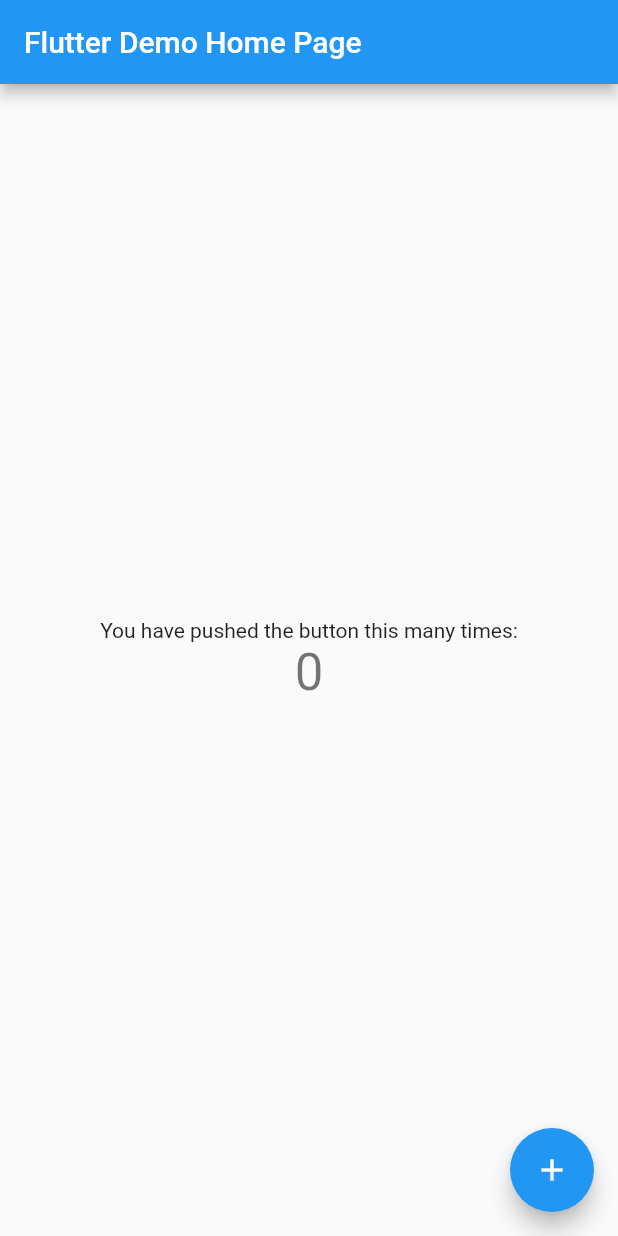
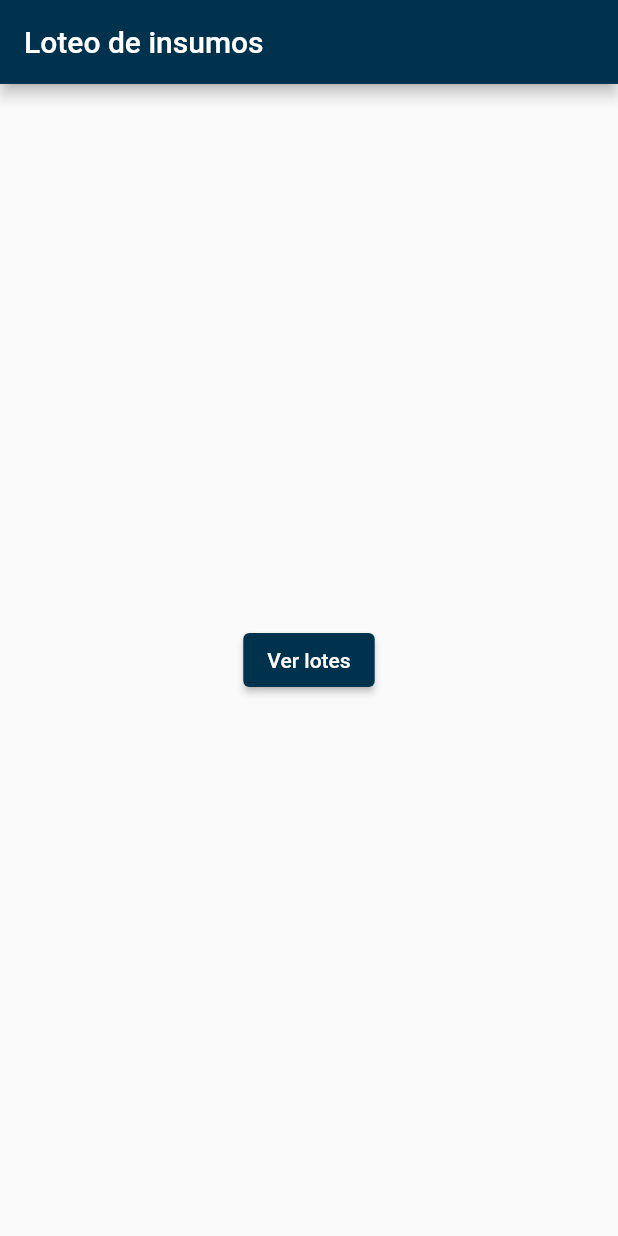
Before and after one commit to Daintz/SenaOnPrintingMovil, a Flutter app: the screen it shows after launch, on a phone screen of 412 x 824 dp. Run offline on Flutter 3.47's test engine with Material 2 defaults, Android fonts, the phone set to English and light mode, and no system bars.

Commit message:
feat: :sparkles: add mobile part of batch inputs
add mobile part of batch inputs

```diff
--- /dev/null
+++ b/lib/Pum.dart
@@ -0,0 +1,22 @@
+import 'package:flutter/material.dart';
+import 'Lotes.dart';
+
+
+class FirstPage extends StatelessWidget {
+  @override
+  Widget build(BuildContext context) {
+    return Scaffold(
+      appBar: AppBar(title: Text('Loteo de insumos')),
+      body: Center(
+        child: ElevatedButton(
+          onPressed: () {
+            Navigator.push(
+              context,
+              MaterialPageRoute(builder: (context) => Lotes()),
+            );
+          },
+          child: Text('Ver lotes'),
+        ),
+      ),
+    );
+  }}
--- a/lib/main.dart
+++ b/lib/main.dart
@@ -1,4 +1,22 @@
 import 'package:flutter/material.dart';
+import './Pum.dart';
+import './Lotes.dart';
+
+Map<int, Color> color =
+{
+  50:  const Color(0xff82def0),
+  100: Color(0xFF69BED8),
+  200: const Color(0xff5fafc7),
+  300: Color(0xFF4792AF),
+  400: const Color(0xff3e839e),
+  500: const Color(0xff205975),
+  600: const Color(0xff00324D),
+  700: Color(0xFF183E52),
+  800: Color(0xFF12394E),
+  900: const Color(0xff00324D),
+};
+
+MaterialColor customColor = MaterialColor(0xff00324D, color);
 
 void main() {
   runApp(const MyApp());
@@ -7,109 +25,16 @@ void main() {
 class MyApp extends StatelessWidget {
   const MyApp({super.key});
 
-  // This widget is the root of your application.
   @override
   Widget build(BuildContext context) {
     return MaterialApp(
+      home: FirstPage(),
       title: 'Flutter Demo',
       theme: ThemeData(
-        // This is the theme of your application.
-        //
-        // Try running your application with "flutter run". You'll see the
-        // application has a blue toolbar. Then, without quitting the app, try
-        // changing the primarySwatch below to Colors.green and then invoke
-        // "hot reload" (press "r" in the console where you ran "flutter run",
-        // or simply save your changes to "hot reload" in a Flutter IDE).
-        // Notice that the counter didn't reset back to zero; the application
-        // is not restarted.
-        primarySwatch: Colors.blue,
+        primarySwatch: customColor
+
       ),
-      home: const MyHomePage(title: 'Flutter Demo Home Page'),
     );
   }
-}
 
-class MyHomePage extends StatefulWidget {
-  const MyHomePage({super.key, required this.title});
-
-  // This widget is the home page of your application. It is stateful, meaning
-  // that it has a State object (defined below) that contains fields that affect
-  // how it looks.
-
-  // This class is the configuration for the state. It holds the values (in this
-  // case the title) provided by the parent (in this case the App widget) and
-  // used by the build method of the State. Fields in a Widget subclass are
-  // always marked "final".
-
-  final String title;
-
-  @override
-  State<MyHomePage> createState() => _MyHomePageState();
-}
-
-class _MyHomePageState extends State<MyHomePage> {
-  int _counter = 0;
-
-  void _incrementCounter() {
-    setState(() {
-      // This call to setState tells the Flutter framework that something has
-      // changed in this State, which causes it to rerun the build method below
-      // so that the display can reflect the updated values. If we changed
-      // _counter without calling setState(), then the build method would not be
-      // called again, and so nothing would appear to happen.
-      _counter++;
-    });
   }
-
-  @override
-  Widget build(BuildContext context) {
-    // This method is rerun every time setState is called, for instance as done
-    // by the _incrementCounter method above.
-    //
-    // The Flutter framework has been optimized to make rerunning build methods
-    // fast, so that you can just rebuild anything that needs updating rather
-    // than having to individually change instances of widgets.
-    return Scaffold(
-      appBar: AppBar(
-        // Here we take the value from the MyHomePage object that was created by
-        // the App.build method, and use it to set our appbar title.
-        title: Text(widget.title),
-      ),
-      body: Center(
-        // Center is a layout widget. It takes a single child and positions it
-        // in the middle of the parent.
-        child: Column(
-          // Column is also a layout widget. It takes a list of children and
-          // arranges them vertically. By default, it sizes itself to fit its
-          // children horizontally, and tries to be as tall as its parent.
-          //
-          // Invoke "debug painting" (press "p" in the console, choose the
-          // "Toggle Debug Paint" action from the Flutter Inspector in Android
-          // Studio, or the "Toggle Debug Paint" command in Visual Studio Code)
-          // to see the wireframe for each widget.
-          //
-          // Column has various properties to control how it sizes itself and
-          // how it positions its children. Here we use mainAxisAlignment to
-          // center the children vertically; the main axis here is the vertical
-          // axis because Columns are vertical (the cross axis would be
-          // horizontal).
-          mainAxisAlignment: MainAxisAlignment.center,
-          children: <Widget>[
-            const Text(
-              'You have pushed the button this many times:',
-            ),
-            Text(
-              '$_counter',
-              style: Theme.of(context).textTheme.headlineMedium,
-            ),
-          ],
-        ),
-      ),
-      floatingActionButton: FloatingActionButton(
-        onPressed: _incrementCounter,
-        tooltip: 'Increment',
-        child: const Icon(Icons.add),
-      ), // This trailing comma makes auto-formatting nicer for build methods.
-    );
-  }
-}
```
Also changed, not shown: lib/InsumoDetail.dart (added, +81 -0 lines), lib/List.dart (added, +112 -0 lines), lib/Lotes.dart (added, +36 -0 lines), lib/loteoInsumos.dart (added, +38 -0 lines), lib/lotesList.dart (added, +22 -0 lines), pubspec.lock, 1 other file.
